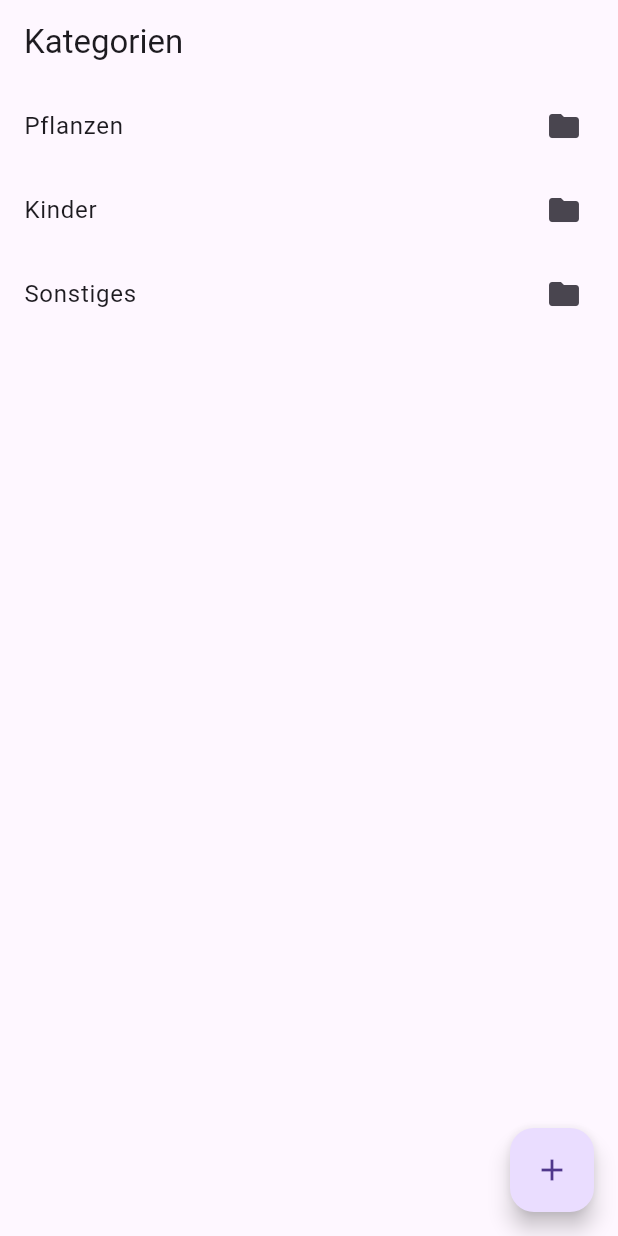
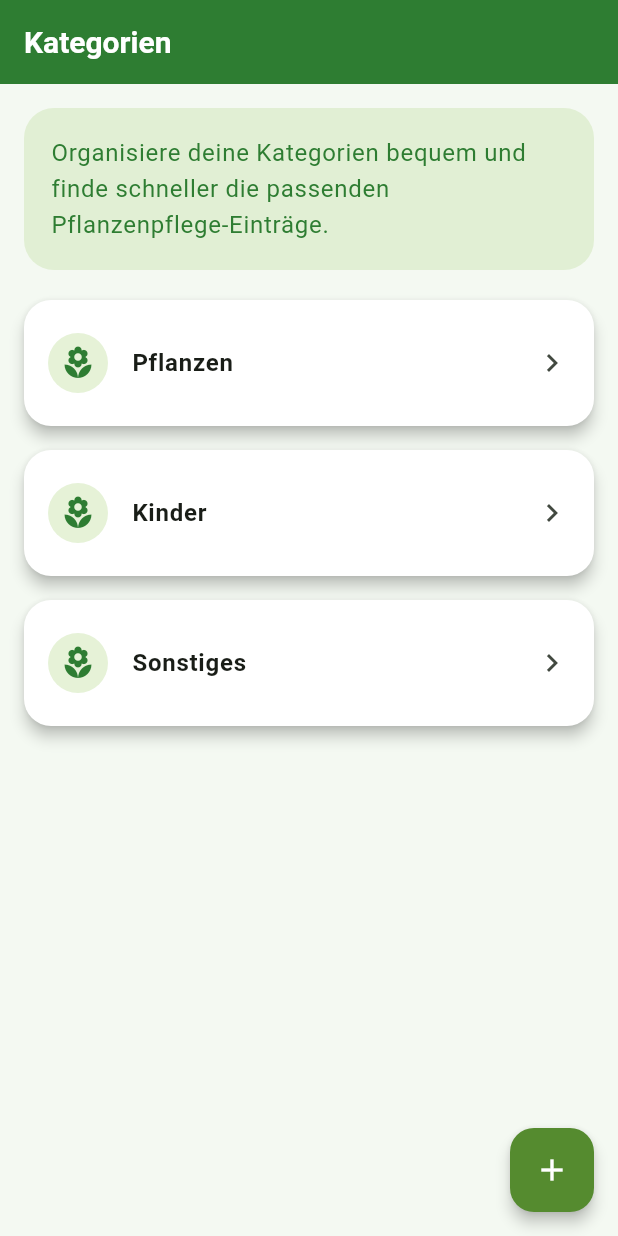
Before and after one commit to Curmil99/pflanzen_kalender, a Flutter app: the screen it shows after launch, on a phone screen of 412 x 824 dp. Run offline on Flutter 3.47's test engine with Material 3 defaults, Android fonts, the phone set to English and light mode, and no system bars; our stand-ins replace image_picker, isar, permission_handler, shared_preferences, table_calendar; missing offline and left inert: exif, wechat_assets_picker; accounts and stored records are empty; generated files the repository leaves out were written again.

Commit message:
Das Layout wurde angepasst. es gibt jetzt eine ThemenFarbe und ein schönere Darstellung der unterschiedlichen kategorien

```diff
--- a/lib/Screens/kategorie_screen.dart
+++ b/lib/Screens/kategorie_screen.dart
@@ -146,6 +146,8 @@ class _KategorieListeScreenState extends State<KategorieListeScreen> {
 
   @override
   Widget build(BuildContext context) {
+    final theme = Theme.of(context);
+
     return Scaffold(
       appBar: AppBar(
         title: Text(
@@ -176,13 +178,47 @@ class _KategorieListeScreenState extends State<KategorieListeScreen> {
         ],
       ),
       body: SafeArea(
+        child: Column(
+          children: [
+            Container(
+              width: double.infinity,
+              margin: const EdgeInsets.fromLTRB(16, 16, 16, 0),
+              padding: const EdgeInsets.all(18),
+              decoration: BoxDecoration(
+                color: theme.colorScheme.secondary.withOpacity(0.18),
+                borderRadius: BorderRadius.circular(20),
+              ),
+              child: Text(
+                'Organisiere deine Kategorien bequem und finde schneller die passenden Pflanzenpflege-Einträge.',
+                style: theme.textTheme.bodyLarge,
+              ),
+            ),
+            Expanded(
               child: ListView.builder(
+                padding: const EdgeInsets.symmetric(vertical: 12),
                 itemCount: kategorien.length,
                 itemBuilder: (context, index) {
                   final kategorie = kategorien[index];
 
-          return ListTile(
-            title: Text(kategorie),
+                  return Card(
+                    child: ListTile(
+                      contentPadding: const EdgeInsets.symmetric(
+                        vertical: 14,
+                        horizontal: 16,
+                      ),
+                      leading: CircleAvatar(
+                        backgroundColor:
+                            theme.colorScheme.secondary.withOpacity(0.22),
+                        foregroundColor: theme.colorScheme.primary,
+                        child: const Icon(Icons.local_florist),
+                      ),
+                      title: Text(
+                        kategorie,
+                        style: const TextStyle(
+                          fontSize: 16,
+                          fontWeight: FontWeight.w600,
+                        ),
+                      ),
                       trailing: _auswahlmodusK
                           ? Checkbox(
                               value: _markierteKategorien.contains(kategorie),
@@ -199,7 +235,7 @@ class _KategorieListeScreenState extends State<KategorieListeScreen> {
                                 });
                               },
                             )
-                : const Icon(Icons.folder),
+                          : const Icon(Icons.chevron_right),
                       onTap: () {
                         if (_auswahlmodusK) {
                           setState(() {
@@ -225,8 +261,12 @@ class _KategorieListeScreenState extends State<KategorieListeScreen> {
                           _markierteKategorien.add(kategorie);
                         });
                       },
+                    ),
                   );
                 },
+              ),
+            ),
+          ],
         ),
       ),
       floatingActionButton: FloatingActionButton(
--- a/lib/main.dart
+++ b/lib/main.dart
@@ -14,7 +14,69 @@ class PflanzenApp extends StatelessWidget {
   Widget build(BuildContext context) {
     return MaterialApp(
       title: 'Pflanzen Kalender',
-      theme: ThemeData(primarySwatch: Colors.green),
+      debugShowCheckedModeBanner: false,
+      theme: ThemeData(
+        useMaterial3: true,
+        colorScheme: ColorScheme.fromSeed(
+          seedColor: Colors.green,
+          primary: Color(0xFF2E7D32),
+          secondary: Color(0xFF8BC34A),
+          surface: Color(0xFFF4F9F2),
+        ),
+        scaffoldBackgroundColor: Color(0xFFF4F9F2),
+        appBarTheme: AppBarTheme(
+          backgroundColor: Color(0xFF2E7D32),
+          foregroundColor: Colors.white,
+          elevation: 0,
+          centerTitle: false,
+          titleTextStyle: TextStyle(
+            fontSize: 20,
+            fontWeight: FontWeight.w700,
+            color: Colors.white,
+          ),
+        ),
+        cardTheme: CardThemeData(
+          color: Colors.white,
+          elevation: 4,
+          shape: RoundedRectangleBorder(
+            borderRadius: BorderRadius.circular(18),
+          ),
+          margin: const EdgeInsets.symmetric(horizontal: 16, vertical: 8),
+        ),
+        floatingActionButtonTheme: FloatingActionButtonThemeData(
+          backgroundColor: Color(0xFF558B2F),
+          foregroundColor: Colors.white,
+          elevation: 4,
+        ),
+        elevatedButtonTheme: ElevatedButtonThemeData(
+          style: ElevatedButton.styleFrom(
+            shape: RoundedRectangleBorder(
+              borderRadius: BorderRadius.circular(12),
+            ),
+            minimumSize: Size(100, 44),
+          ),
+        ),
+        inputDecorationTheme: InputDecorationTheme(
+          filled: true,
+          fillColor: Color(0xFFE8F5E9),
+          border: OutlineInputBorder(
+            borderRadius: BorderRadius.circular(12),
+            borderSide: BorderSide.none,
+          ),
+          contentPadding: const EdgeInsets.symmetric(
+            horizontal: 14,
+            vertical: 14,
+          ),
+        ),
+        textTheme: TextTheme(
+          titleLarge: TextStyle(
+            fontWeight: FontWeight.bold,
+            color: Color(0xFF1B5E20),
+          ),
+          bodyLarge: TextStyle(color: Color(0xFF2E7D32)),
+          bodyMedium: TextStyle(color: Color(0xFF4E7D38)),
+        ),
+      ),
       home: KategorieListeScreen(),
     );
   }
```
Lines whose indentation alone changed are shown as unchanged.
